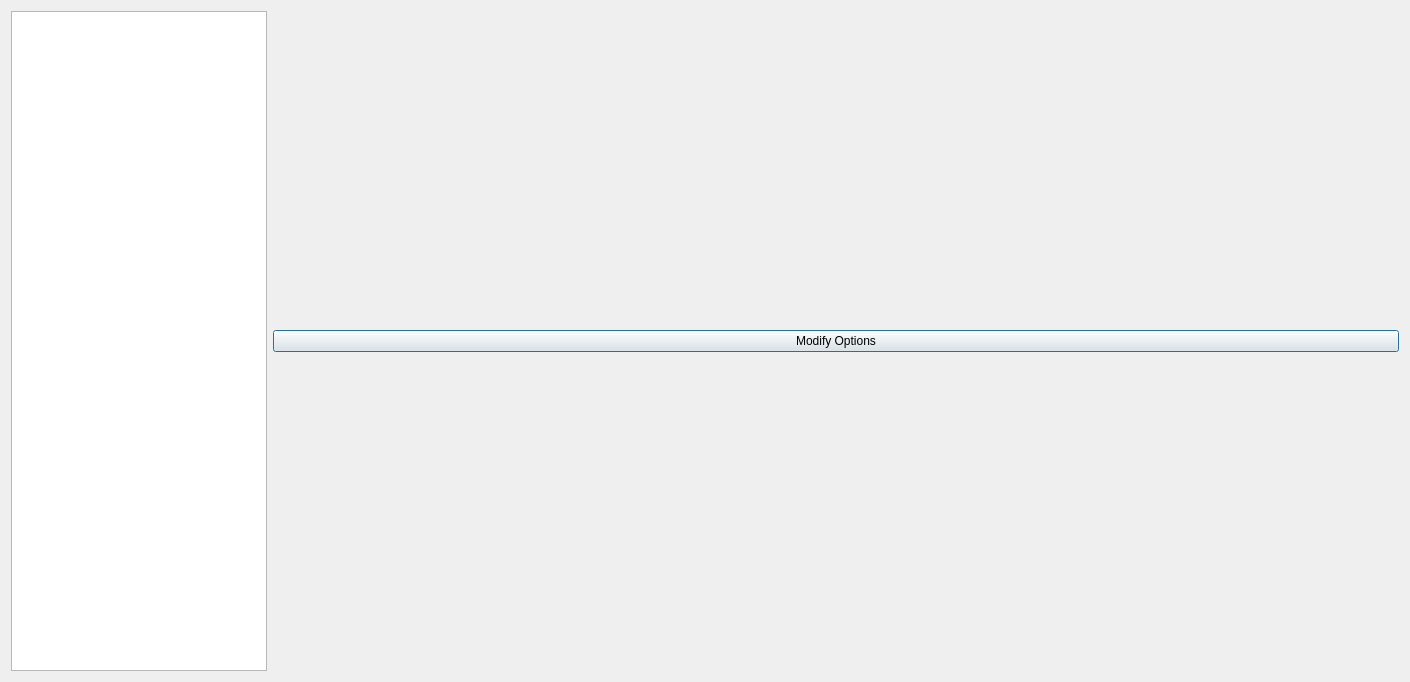
This is QFleet/Fleetbuilder/shipselect.ui in RexOdonata/QFleet as Qt 5 draws it before an edit. The edited form follows.
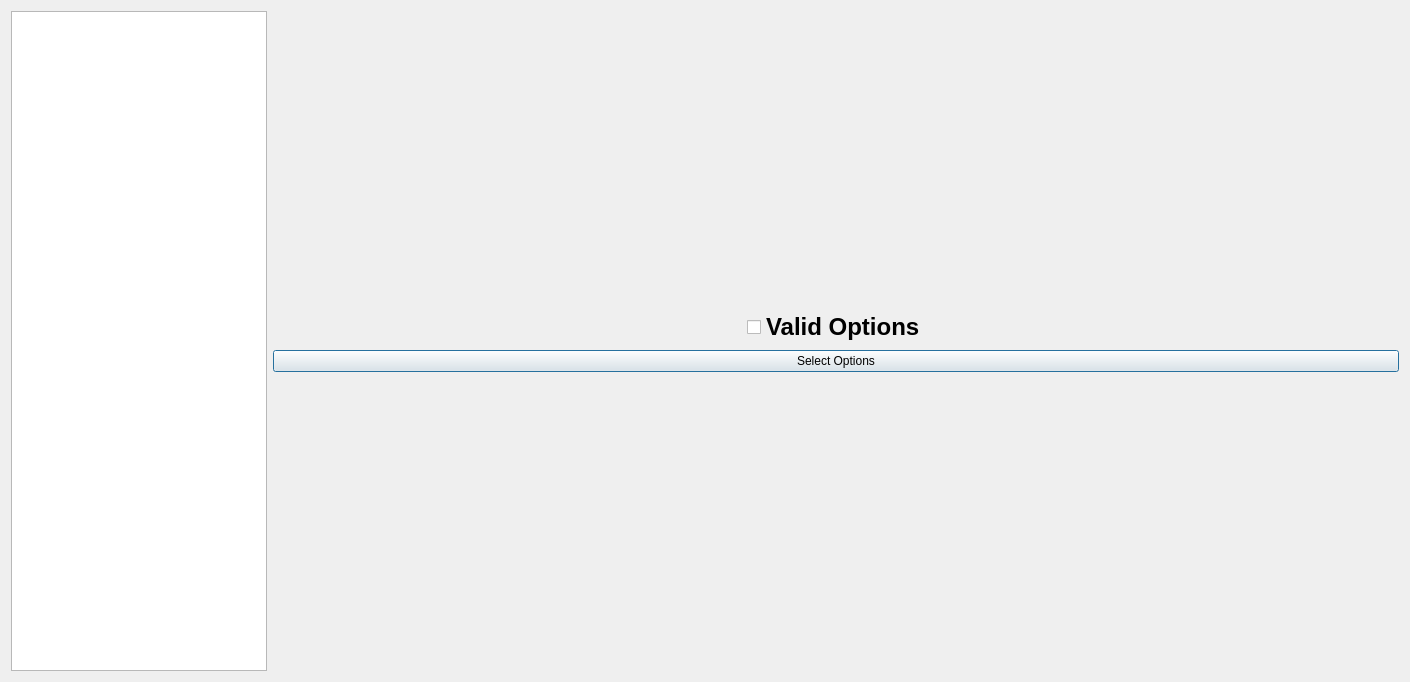
This is the edited form.

Commit message: working on option select and redoing newlist-loadlist-newdata sequence

```diff
--- a/QFleet/Fleetbuilder/shipselect.ui
+++ b/QFleet/Fleetbuilder/shipselect.ui
@@ -44,9 +44,55 @@
        <item>
         <layout class="QVBoxLayout" name="optionSelectLayout">
          <item>
-          <widget class="QPushButton" name="pushButton">
+          <layout class="QHBoxLayout" name="horizontalLayout_2">
+           <item>
+            <spacer name="horizontalSpacer_2">
+             <property name="orientation">
+              <enum>Qt::Horizontal</enum>
+             </property>
+             <property name="sizeHint" stdset="0">
+              <size>
+               <width>40</width>
+               <height>20</height>
+              </size>
+             </property>
+            </spacer>
+           </item>
+           <item>
+            <widget class="QCheckBox" name="validCheck">
+             <property name="font">
+              <font>
+               <pointsize>18</pointsize>
+               <bold>true</bold>
+              </font>
+             </property>
+             <property name="text">
+              <string>Valid Options</string>
+             </property>
+             <property name="checkable">
+              <bool>true</bool>
+             </property>
+            </widget>
+           </item>
+           <item>
+            <spacer name="horizontalSpacer">
+             <property name="orientation">
+              <enum>Qt::Horizontal</enum>
+             </property>
+             <property name="sizeHint" stdset="0">
+              <size>
+               <width>40</width>
+               <height>20</height>
+              </size>
+             </property>
+            </spacer>
+           </item>
+          </layout>
+         </item>
+         <item>
+          <widget class="QPushButton" name="selectOptionsButton">
            <property name="text">
-            <string>Modify Options</string>
+            <string>Select Options</string>
            </property>
           </widget>
          </item>
```
Left out of the diff: 5 changed lines with no effect on the pictures. The commit also changes 14 other files.
